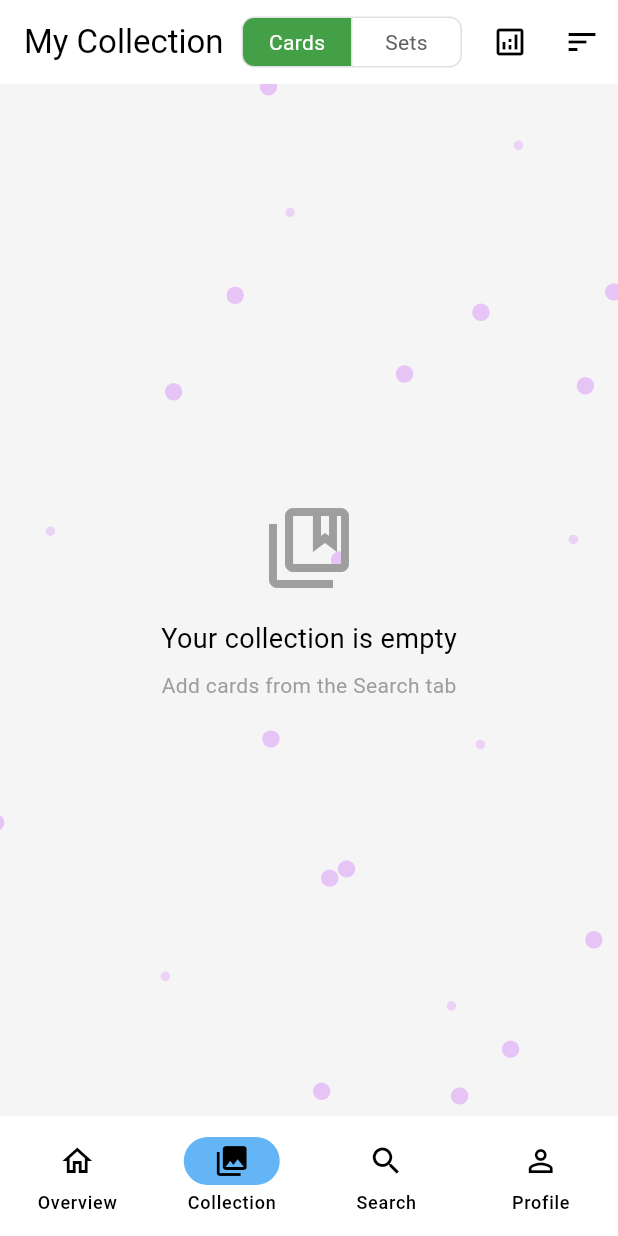
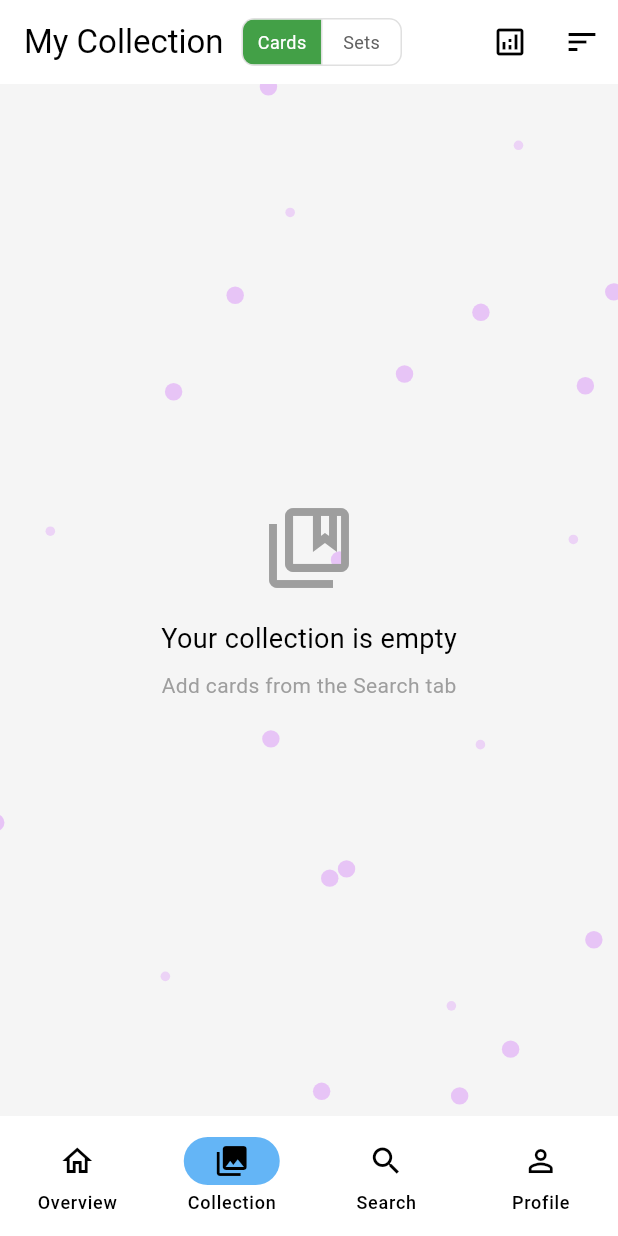
Before and after one commit to ChiefSpuddy/CardWizz, a Flutter app: the screen it shows after launch, item 2 of the bottom bar chosen, on a phone screen of 412 x 824 dp. Run offline on Flutter 3.47's test engine with Material 3 defaults, Android fonts, the phone set to English and light mode, and no system bars; our stand-ins replace fl_chart, lottie, shared_preferences; project files that could hold a hidden picture were left out.

```diff
--- a/lib/main.dart
+++ b/lib/main.dart
@@ -56,8 +56,8 @@ class CardWizzApp extends StatelessWidget {
         useMaterial3: true,
         elevatedButtonTheme: ElevatedButtonThemeData(
           style: ButtonStyle(
-            backgroundColor: MaterialStateProperty.all(AppColors.primary),
-            foregroundColor: MaterialStateProperty.all(Colors.white),
+            backgroundColor: WidgetStateProperty.all(AppColors.primary),
+            foregroundColor: WidgetStateProperty.all(Colors.white),
           ),
         ),
       ),
--- a/lib/models/custom_collection.dart
+++ b/lib/models/custom_collection.dart
@@ -1,4 +1,3 @@
-import 'package:shared_preferences/shared_preferences.dart';
 
 class CustomCollection {
   final String id;
--- a/lib/screens/collections_screen.dart
+++ b/lib/screens/collections_screen.dart
@@ -37,12 +37,25 @@ class _CollectionsScreenState extends State<CollectionsScreen> with SingleTicker
 
     return Scaffold(
       appBar: AppBar(
-        title: Row(
+        title: LayoutBuilder(
+          builder: (context, constraints) {
+            return Row(
               mainAxisSize: MainAxisSize.min,
               children: [
-            const Text('My Collection'),
+                const Flexible(
+                  child: Text(
+                    'My Collection',
+                    overflow: TextOverflow.ellipsis,
+                  ),
+                ),
                 const SizedBox(width: 12),
-            ToggleButtons(
+                SizedBox(
+                  height: 32,
+                  child: ToggleButtons(
+                    constraints: const BoxConstraints(
+                      minWidth: 52,
+                      minHeight: 32,
+                    ),
                     isSelected: [!_showCustomCollections, _showCustomCollections],
                     onPressed: (index) {
                       setState(() {
@@ -53,16 +66,15 @@ class _CollectionsScreenState extends State<CollectionsScreen> with SingleTicker
                     selectedColor: Colors.white,
                     fillColor: Colors.green.shade600,
                     color: isDark ? Colors.grey[400] : Colors.grey[700],
-              constraints: const BoxConstraints(
-                minHeight: 32,
-                minWidth: 72,
-              ),
                     children: const [
-                Text('Cards'),
-                Text('Sets'),
+                      Text('Cards', style: TextStyle(fontSize: 12)),
+                      Text('Sets', style: TextStyle(fontSize: 12)),
                     ],
                   ),
+                ),
               ],
+            );
+          },
         ),
         actions: [
           IconButton(
--- a/lib/screens/custom_collections_screen.dart
+++ b/lib/screens/custom_collections_screen.dart
@@ -1,7 +1,6 @@
 import 'package:flutter/material.dart';
 import '../models/custom_collection.dart';
 import '../services/collection_service.dart';
-import '../models/tcg_card.dart';
 import 'custom_collection_detail_screen.dart';
 
 class CustomCollectionsScreen extends StatelessWidget {
--- a/lib/screens/home_overview.dart
+++ b/lib/screens/home_overview.dart
@@ -49,7 +49,7 @@ class _HomeOverviewState extends State<HomeOverview> with SingleTickerProviderSt
       height: 200,
       child: LineChart(
         LineChartData(
-          gridData: FlGridData(show: false),
+          gridData: const FlGridData(show: false),
           titlesData: FlTitlesData(
             rightTitles: const AxisTitles(sideTitles: SideTitles(showTitles: false)),
             topTitles: const AxisTitles(sideTitles: SideTitles(showTitles: false)),
--- a/lib/screens/profile_screen.dart
+++ b/lib/screens/profile_screen.dart
@@ -15,8 +15,8 @@ class _ProfileScreenState extends State<ProfileScreen> with SingleTickerProvider
   // Temporary mock data until Firebase is integrated
   final bool _isSignedIn = false;
   final String _mockEmail = 'user@example.com';
-  final String? _currentAvatar = 'assets/avatars/avatar1.png';
-  final String? _username = 'TestUser';
+  final String _currentAvatar = 'assets/avatars/avatar1.png';
+  final String _username = 'TestUser';
 
   @override
   void initState() {
--- a/lib/screens/search_screen.dart
+++ b/lib/screens/search_screen.dart
@@ -1,6 +1,5 @@
 import 'package:flutter/material.dart';
-import 'package:provider/provider.dart';
-import 'package:shared_preferences/shared_preferences.dart'; // Add this
+// Add this
 import '../services/tcg_api_service.dart';
 import '../services/search_history_service.dart'; // Add this
 import '../screens/card_details_screen.dart';
--- a/lib/services/collection_service.dart
+++ b/lib/services/collection_service.dart
@@ -1,7 +1,6 @@
 import 'dart:async';
 import 'dart:convert';
 import 'package:shared_preferences/shared_preferences.dart';
-import '../models/tcg_card.dart';
 import '../models/custom_collection.dart';
 
 class CollectionService {
--- a/lib/services/tcg_api_service.dart
+++ b/lib/services/tcg_api_service.dart
@@ -1,6 +1,5 @@
 import 'dart:convert';
 import 'package:http/http.dart' as http;
-import '../models/tcg_card.dart';
 
 class TcgApiService {
   static const String _baseUrl = 'https://api.pokemontcg.io/v2';
--- a/lib/widgets/custom_collections_grid.dart
+++ b/lib/widgets/custom_collections_grid.dart
@@ -1,7 +1,6 @@
 import 'package:flutter/material.dart';
 import '../models/custom_collection.dart';
 import '../services/collection_service.dart';
-import 'package:provider/provider.dart';
 
 class CustomCollectionsGrid extends StatelessWidget {
   const CustomCollectionsGrid({super.key});
```
Also changed, not shown: 2 other files. Lines whose indentation alone changed are shown as unchanged.
